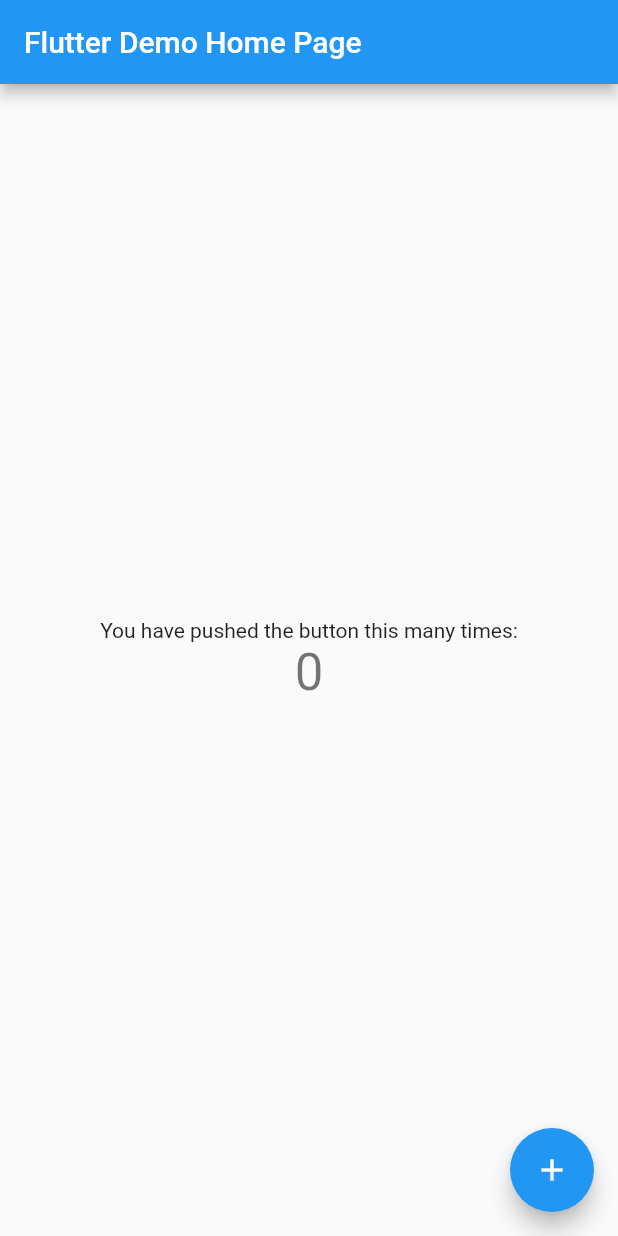
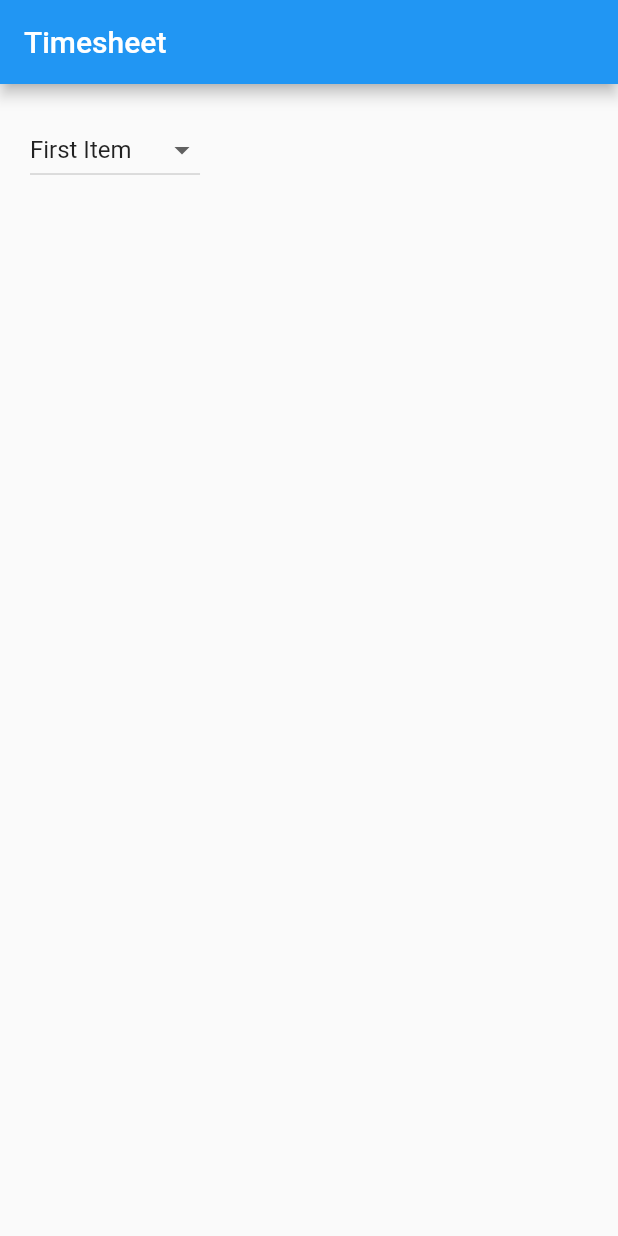
Before and after one commit to benlittlenz/timesheet_app, a Flutter app: the screen it shows after launch, on a phone screen of 412 x 824 dp. Run offline on Flutter 3.47's test engine with Material 2 defaults, Android fonts, the phone set to English and light mode, and no system bars.

Commit message:
added dropdown widget

```diff
--- a/lib/main.dart
+++ b/lib/main.dart
@@ -22,92 +22,54 @@
         // is not restarted.
         primarySwatch: Colors.blue,
       ),
-      home: MyHomePage(title: 'Flutter Demo Home Page'),
+      home: Home(),
     );
   }
 }
 
-class MyHomePage extends StatefulWidget {
-  MyHomePage({Key key, this.title}) : super(key: key);
-
-  // This widget is the home page of your application. It is stateful, meaning
-  // that it has a State object (defined below) that contains fields that affect
-  // how it looks.
-
-  // This class is the configuration for the state. It holds the values (in this
-  // case the title) provided by the parent (in this case the App widget) and
-  // used by the build method of the State. Fields in a Widget subclass are
-  // always marked "final".
-
-  final String title;
-
+class Home extends StatefulWidget {
   @override
-  _MyHomePageState createState() => _MyHomePageState();
+  _HomeState createState() => _HomeState();
 }
 
-class _MyHomePageState extends State<MyHomePage> {
-  int _counter = 0;
-
-  void _incrementCounter() {
-    setState(() {
-      // This call to setState tells the Flutter framework that something has
-      // changed in this State, which causes it to rerun the build method below
-      // so that the display can reflect the updated values. If we changed
-      // _counter without calling setState(), then the build method would not be
-      // called again, and so nothing would appear to happen.
-      _counter++;
-    });
-  }
+class _HomeState extends State<Home> {
+  int _value = 1;
 
   @override
   Widget build(BuildContext context) {
-    // This method is rerun every time setState is called, for instance as done
-    // by the _incrementCounter method above.
-    //
-    // The Flutter framework has been optimized to make rerunning build methods
-    // fast, so that you can just rebuild anything that needs updating rather
-    // than having to individually change instances of widgets.
     return Scaffold(
       appBar: AppBar(
-        // Here we take the value from the MyHomePage object that was created by
-        // the App.build method, and use it to set our appbar title.
-        title: Text(widget.title),
+        title: Text("Timesheet"),
       ),
-      body: Center(
-        // Center is a layout widget. It takes a single child and positions it
-        // in the middle of the parent.
-        child: Column(
-          // Column is also a layout widget. It takes a list of children and
-          // arranges them vertically. By default, it sizes itself to fit its
-          // children horizontally, and tries to be as tall as its parent.
-          //
-          // Invoke "debug painting" (press "p" in the console, choose the
-          // "Toggle Debug Paint" action from the Flutter Inspector in Android
-          // Studio, or the "Toggle Debug Paint" command in Visual Studio Code)
-          // to see the wireframe for each widget.
-          //
-          // Column has various properties to control how it sizes itself and
-          // how it positions its children. Here we use mainAxisAlignment to
-          // center the children vertically; the main axis here is the vertical
-          // axis because Columns are vertical (the cross axis would be
-          // horizontal).
-          mainAxisAlignment: MainAxisAlignment.center,
-          children: <Widget>[
-            Text(
-              'You have pushed the button this many times:',
+      body: Container(
+        padding: EdgeInsets.all(20),
+        child: DropdownButton(
+          value: _value,
+          items: [
+            DropdownMenuItem(
+              child: Text("First Item"),
+              value: 1,
             ),
-            Text(
-              '$_counter',
-              style: Theme.of(context).textTheme.headline4,
+            DropdownMenuItem(
+              child: Text("Second Item"),
+              value: 2,
+            ),
+            DropdownMenuItem(
+              child: Text("Third Item"),
+              value: 3,
+            ),
+            DropdownMenuItem(
+              child: Text("Forth Item"),
+              value: 4,
             ),
           ],
+          onChanged: (value) {
+            setState(() {
+              _value = value;
+            });
+          },
         ),
       ),
-      floatingActionButton: FloatingActionButton(
-        onPressed: _incrementCounter,
-        tooltip: 'Increment',
-        child: Icon(Icons.add),
-      ), // This trailing comma makes auto-formatting nicer for build methods.
     );
   }
 }
```
